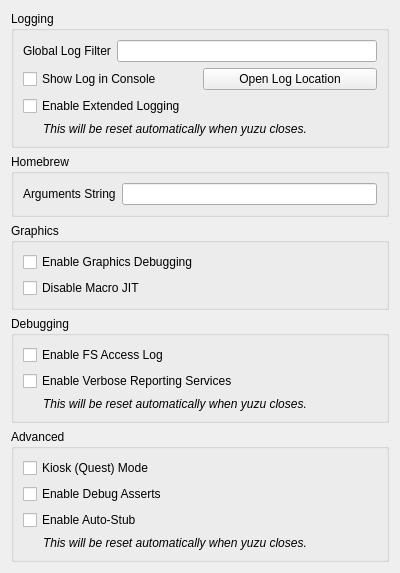
This is src/yuzu/configuration/configure_debug.ui in QuantumGhost/yuzu as Qt 5 draws it before an edit. The edited form follows.
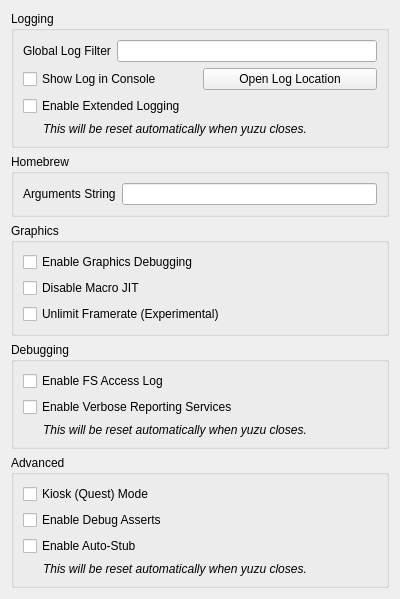
This is the edited form.

The edit to the form file:
```diff
--- a/src/yuzu/configuration/configure_debug.ui
+++ b/src/yuzu/configuration/configure_debug.ui
@@ -138,6 +138,24 @@
         </property>
        </widget>
       </item>
+      <item>
+       <widget class="QCheckBox" name="unlimit_fps">
+        <property name="enabled">
+         <bool>true</bool>
+        </property>
+        <property name="toolTip">
+         <string>
+          &lt;html&gt;&lt;head/&gt;&lt;body&gt;
+           &lt;p&gt;Presents guest frames as they become available, disabling the fps limit in most titles.&lt;/p&gt;
+           &lt;p&gt;NOTE: Will cause instabilities.&lt;/p&gt;
+          &lt;/body&gt;&lt;/html&gt;
+         </string>
+        </property>
+        <property name="text">
+         <string>Unlimit Framerate (Experimental)</string>
+        </property>
+       </widget>
+      </item>
      </layout>
     </widget>
    </item>
```
